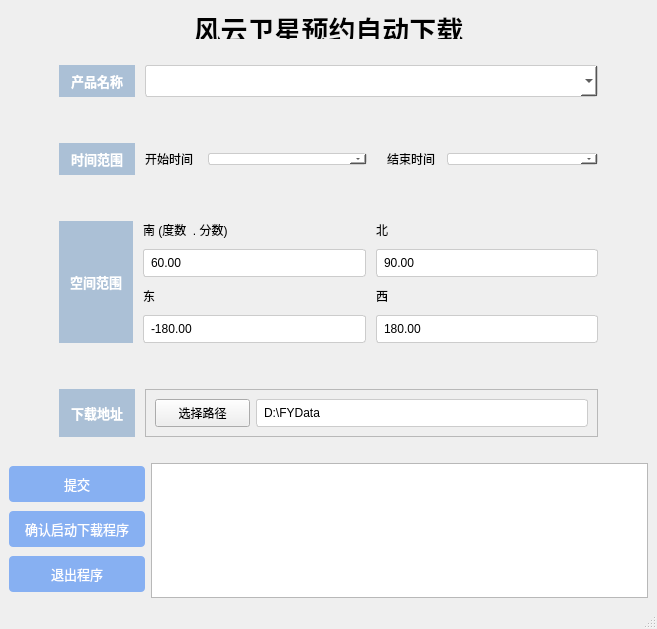
First picture: the form in qt_designer.ui, repository we1changchao/pyqtUIforFYdownload, before the edit.
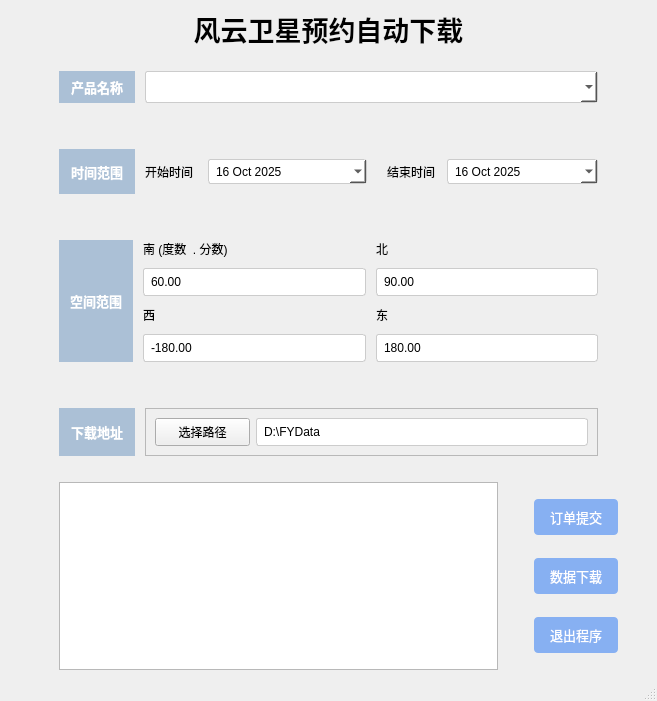
Second picture: the form after the edit.

Commit message: 2025/11/1 18:01  submit 控制格式输出到ui sysexit1

```diff
--- a/qt_designer.ui
+++ b/qt_designer.ui
@@ -7,7 +7,7 @@
     <x>0</x>
     <y>0</y>
     <width>657</width>
-    <height>629</height>
+    <height>701</height>
    </rect>
   </property>
   <property name="minimumSize">
@@ -24,7 +24,7 @@
     <string notr="true"/>
    </property>
    <layout class="QGridLayout" name="gridLayout">
-    <item row="0" column="0" colspan="2">
+    <item row="0" column="0">
      <widget class="QLabel" name="FY_head">
       <property name="sizePolicy">
        <sizepolicy hsizetype="Expanding" vsizetype="Minimum">
@@ -58,7 +58,7 @@
       </property>
      </widget>
     </item>
-    <item row="1" column="0" colspan="2">
+    <item row="1" column="0">
      <layout class="QHBoxLayout" name="horizontalLayout_9" stretch="1,6">
       <property name="spacing">
        <number>10</number>
@@ -116,7 +116,7 @@
       </item>
      </layout>
     </item>
-    <item row="2" column="0" colspan="2">
+    <item row="2" column="0">
      <layout class="QHBoxLayout" name="horizontalLayout_7" stretch="1,6">
       <property name="spacing">
        <number>10</number>
@@ -293,7 +293,7 @@
       </item>
      </layout>
     </item>
-    <item row="3" column="0" colspan="2">
+    <item row="3" column="0">
      <layout class="QHBoxLayout" name="horizontalLayout_8" stretch="1,3,3">
       <property name="spacing">
        <number>10</number>
@@ -364,7 +364,7 @@
         <item>
          <widget class="QLabel" name="label_7">
           <property name="text">
-           <string>东</string>
+           <string>西</string>
           </property>
          </widget>
         </item>
@@ -420,7 +420,7 @@
         <item>
          <widget class="QLabel" name="label_9">
           <property name="text">
-           <string>西</string>
+           <string>东</string>
           </property>
          </widget>
         </item>
@@ -447,7 +447,7 @@
       </item>
      </layout>
     </item>
-    <item row="4" column="0" colspan="2">
+    <item row="4" column="0">
      <layout class="QHBoxLayout" name="horizontalLayout_2" stretch="1,6">
       <property name="spacing">
        <number>10</number>
@@ -565,17 +565,25 @@
      </layout>
     </item>
     <item row="5" column="0">
-     <layout class="QVBoxLayout" name="verticalLayout_3">
+     <layout class="QHBoxLayout" name="horizontalLayout_10">
       <property name="leftMargin">
-       <number>0</number>
+       <number>50</number>
       </property>
-      <property name="rightMargin">
-       <number>0</number>
-      </property>
       <item>
-       <widget class="QPushButton" name="submit">
-        <property name="styleSheet">
-         <string notr="true">QPushButton {
+       <widget class="QTextEdit" name="textEdit"/>
+      </item>
+      <item>
+       <layout class="QVBoxLayout" name="verticalLayout_3">
+        <property name="leftMargin">
+         <number>30</number>
+        </property>
+        <property name="rightMargin">
+         <number>30</number>
+        </property>
+        <item>
+         <widget class="QPushButton" name="pushButton_2">
+          <property name="styleSheet">
+           <string notr="true">QPushButton {
     background-color: #87b0f2;  /* 按钮背景色（比左侧标签深一点） */
     color: white;  /* 文字白色 */
     border: none;  /* 无边框 */
@@ -593,16 +601,16 @@
     background-color: #4A80B0;
     transform: translateY(1px);  /* 轻微下移1px */
 }</string>
-        </property>
-        <property name="text">
-         <string>提交</string>
-        </property>
-       </widget>
-      </item>
-      <item>
-       <widget class="QPushButton" name="pushButton_2">
-        <property name="styleSheet">
-         <string notr="true">QPushButton {
+          </property>
+          <property name="text">
+           <string>订单提交</string>
+          </property>
+         </widget>
+        </item>
+        <item>
+         <widget class="QPushButton" name="submit">
+          <property name="styleSheet">
+           <string notr="true">QPushButton {
     background-color: #87b0f2;  /* 按钮背景色（比左侧标签深一点） */
     color: white;  /* 文字白色 */
     border: none;  /* 无边框 */
@@ -620,16 +628,16 @@
     background-color: #4A80B0;
     transform: translateY(1px);  /* 轻微下移1px */
 }</string>
-        </property>
-        <property name="text">
-         <string>确认启动下载程序</string>
-        </property>
-       </widget>
-      </item>
-      <item>
-       <widget class="QPushButton" name="pushButton">
-        <property name="styleSheet">
-         <string notr="true">QPushButton {
+          </property>
+          <property name="text">
+           <string>数据下载</string>
+          </property>
+         </widget>
+        </item>
+        <item>
+         <widget class="QPushButton" name="pushButton">
+          <property name="styleSheet">
+           <string notr="true">QPushButton {
     background-color: #87b0f2;  /* 按钮背景色（比左侧标签深一点） */
     color: white;  /* 文字白色 */
     border: none;  /* 无边框 */
@@ -647,17 +655,16 @@
     background-color: #4A80B0;
     transform: translateY(1px);  /* 轻微下移1px */
 }</string>
-        </property>
-        <property name="text">
-         <string>退出程序</string>
-        </property>
-       </widget>
+          </property>
+          <property name="text">
+           <string>退出程序</string>
+          </property>
+         </widget>
+        </item>
+       </layout>
       </item>
      </layout>
     </item>
-    <item row="5" column="1">
-     <widget class="QTextEdit" name="textEdit"/>
-    </item>
    </layout>
   </widget>
   <widget class="QStatusBar" name="statusbar"/>
```
The commit also changes 2 other files.
